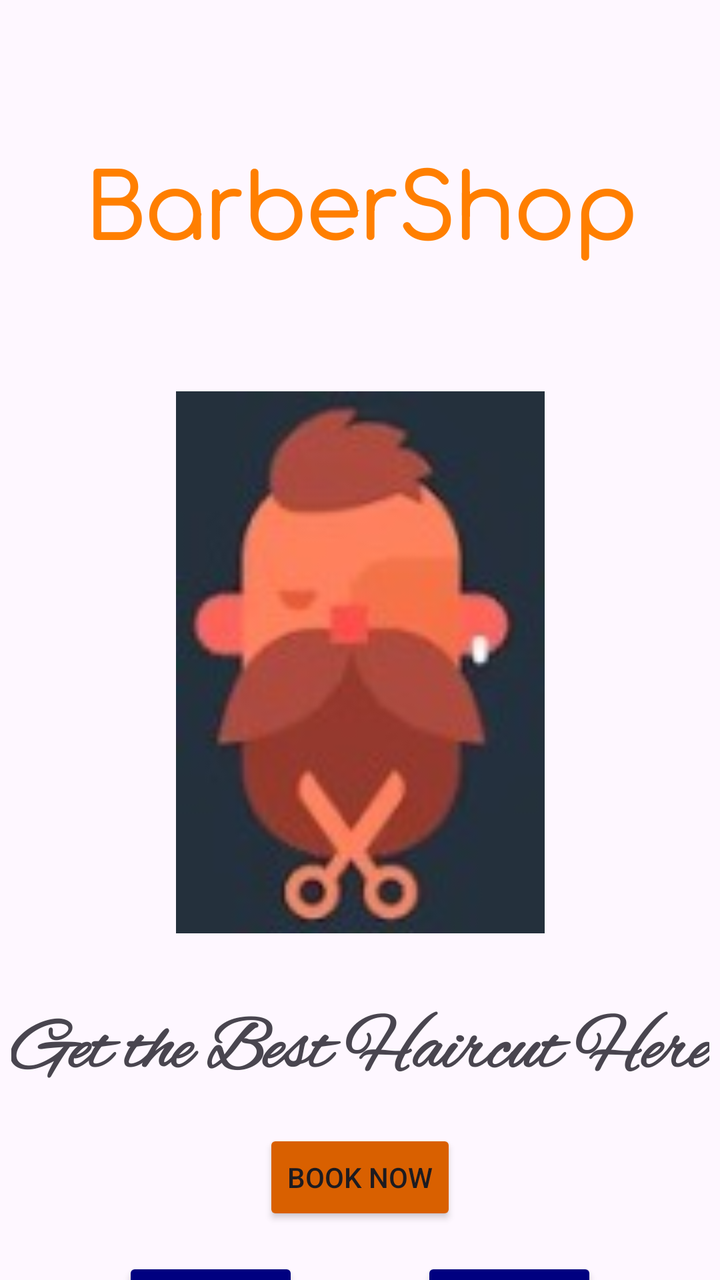
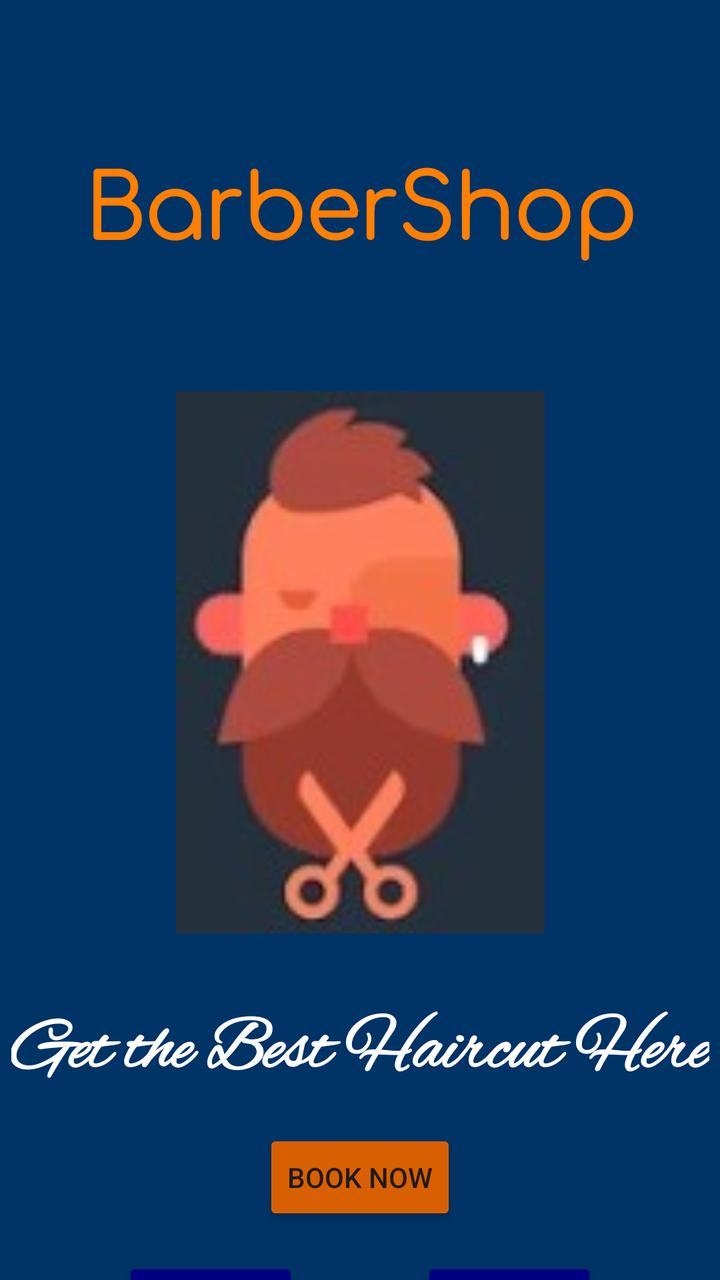

An Android layout rendered at two revisions. The XML below is the earlier revision; the diff shows what the commit changed to produce the second picture.
<!-- AndroidManifest.xml: application theme Theme.Berber -->
<!-- res/layout/activity_main.xml -->
<?xml version="1.0" encoding="utf-8"?>
<androidx.constraintlayout.widget.ConstraintLayout xmlns:android="http://schemas.android.com/apk/res/android"
    xmlns:app="http://schemas.android.com/apk/res-auto"
    xmlns:tools="http://schemas.android.com/tools"
    android:id="@+id/main"
    android:layout_width="match_parent"
    android:layout_height="match_parent"
    tools:context=".MainActivity">

    <ImageView
        android:id="@+id/imageView"
        android:layout_width="319dp"
        android:layout_height="271dp"
        android:layout_marginTop="64dp"
        app:layout_constraintEnd_toEndOf="parent"
        app:layout_constraintStart_toStartOf="parent"
        app:layout_constraintTop_toBottomOf="@+id/textView"
        app:srcCompat="@drawable/berberfoto" />

    <TextView
        android:id="@+id/textView"
        android:layout_width="wrap_content"
        android:layout_height="wrap_content"
        android:layout_marginTop="64dp"
        android:fontFamily="@font/comfortaa_light"
        android:text="@string/title"
        android:textColor="@color/titleColor"
        android:textSize="44sp"
        android:textStyle="bold"
        app:layout_constraintEnd_toEndOf="parent"
        app:layout_constraintStart_toStartOf="parent"
        app:layout_constraintTop_toTopOf="parent" />

    <TextView
        android:id="@+id/textView2"
        android:layout_width="wrap_content"
        android:layout_height="wrap_content"
        android:layout_marginTop="32dp"
        android:fontFamily="@font/alex_brush"
        android:text="@string/concentText"
        android:textAlignment="center"
        android:textSize="36sp"
        android:textStyle="bold"
        app:layout_constraintEnd_toEndOf="parent"
        app:layout_constraintStart_toStartOf="parent"
        app:layout_constraintTop_toBottomOf="@+id/imageView" />

    <Button
        android:id="@+id/button"
        android:layout_width="wrap_content"
        android:layout_height="wrap_content"
        android:layout_marginTop="16dp"
        android:backgroundTint="@color/orange"
        android:text="@string/bookNow"
        app:layout_constraintEnd_toEndOf="parent"
        app:layout_constraintHorizontal_bias="0.5"
        app:layout_constraintStart_toStartOf="parent"
        app:layout_constraintTop_toBottomOf="@+id/textView2" />

    <Button
        android:id="@+id/button2"
        android:layout_width="wrap_content"
        android:layout_height="wrap_content"
        android:layout_marginTop="16dp"
        android:backgroundTint="@color/buttonBackground"
        android:text="@string/signUp"
        app:layout_constraintEnd_toStartOf="@+id/button3"
        app:layout_constraintHorizontal_bias="0.5"
        app:layout_constraintStart_toStartOf="parent"
        app:layout_constraintTop_toBottomOf="@+id/button"
        app:strokeColor="@color/orange"
        app:strokeWidth="2dp" />

    <Button
        android:id="@+id/button3"
        android:layout_width="wrap_content"
        android:layout_height="wrap_content"
        android:layout_marginTop="16dp"
        android:backgroundTint="@color/buttonBackground"
        android:text="@string/login"
        app:layout_constraintEnd_toEndOf="parent"
        app:layout_constraintHorizontal_bias="0.5"
        app:layout_constraintStart_toEndOf="@+id/button2"
        app:layout_constraintTop_toBottomOf="@+id/button"
        app:strokeColor="@color/orange"
        app:strokeWidth="2dp" />
</androidx.constraintlayout.widget.ConstraintLayout>
<!-- resources referenced by this layout -->
<resources>
  <color name="buttonBackground">#000080</color>
  <color name="orange">#D96000</color>
  <color name="titleColor">#FF7F00</color>
  <!-- drawable berberfoto: png bitmap (drawable, 4385 bytes) -->
  <string name="bookNow">Book Now</string>
  <string name="concentText">Get the Best Haircut Here</string>
  <string name="login">Login</string>
  <string name="signUp">Sign Up</string>
  <string name="title">BarberShop</string>
  <style name="Theme.Berber" parent="Base.Theme.Berber" />
  <style name="Base.Theme.Berber" parent="Theme.Material3.DayNight.NoActionBar">
          
          
      </style>
</resources>

<!-- the commit's change to res/layout/activity_main.xml (unified diff, before → after) -->
@@ -5,6 +5,7 @@
     android:id="@+id/main"
     android:layout_width="match_parent"
     android:layout_height="match_parent"
+    android:background="#003366"
     tools:context=".MainActivity">
 
     <ImageView
@@ -39,6 +40,7 @@
         android:fontFamily="@font/alex_brush"
         android:text="@string/concentText"
         android:textAlignment="center"
+        android:textColor="@color/white"
         android:textSize="36sp"
         android:textStyle="bold"
         app:layout_constraintEnd_toEndOf="parent"
<!-- resource entries referenced after the edit -->
@@ -3,6 +3,7 @@
   <color name="buttonBackground">#000080</color>
   <color name="orange">#D96000</color>
   <color name="titleColor">#FF7F00</color>
+  <color name="white">#FFFFFFFF</color>
   <!-- drawable berberfoto: png bitmap (drawable, 4385 bytes) -->
   <string name="bookNow">Book Now</string>
   <string name="concentText">Get the Best Haircut Here</string>
